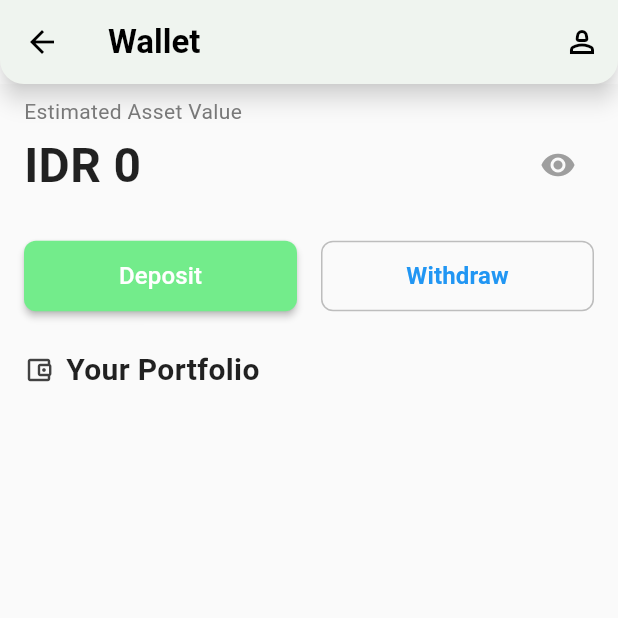
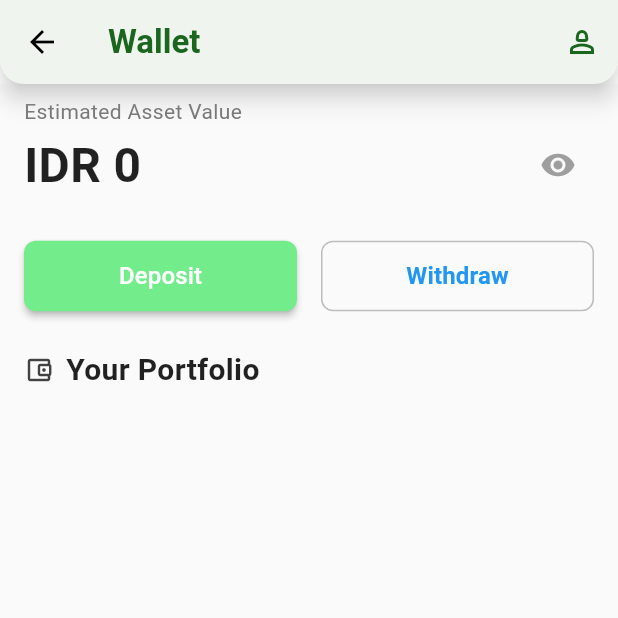
Before and after one commit to abeaar/fokuskripto, a Flutter app: the HomePage screen opened by its route, item 4 of the bottom bar chosen, on a phone screen of 412 x 824 dp, the top half of it. Run offline on Flutter 3.47's test engine with Material 3 defaults, Android fonts, the phone set to English and light mode, and no system bars; our stand-ins replace dropdown_search, fl_chart, flutter_local_notifications, geocoding, geolocator, hive_flutter and 3 more; accounts and stored records are empty; network calls fail; statements that could not run were skipped.

Commit message:
fix: text color in appBar;

```diff
--- a/lib/pages/HomePage.dart
+++ b/lib/pages/HomePage.dart
@@ -63,10 +63,12 @@ class _HomePageState extends State<HomePage> {
 
     return Scaffold(
       appBar: AppBar(
-        title: Text(title),
+        title: Text(title, style: TextStyle(color: const Color.fromARGB(255, 27, 102, 30)),),
+        backgroundColor: Colors.white,
         actions: <Widget>[
           IconButton(
-            icon: const Icon(Icons.person_2_outlined), // Ikon profil
+            icon: const Icon(Icons.person_2_outlined),
+            color: Color.fromARGB(255, 27, 102, 30), // Ikon profil
             tooltip: 'Profil Pengguna',
             onPressed: () {
               _navigateToProfile(context); // Panggil fungsi navigasi
```
Also changed, not shown: pubspec.yaml (+8 -8 lines).
